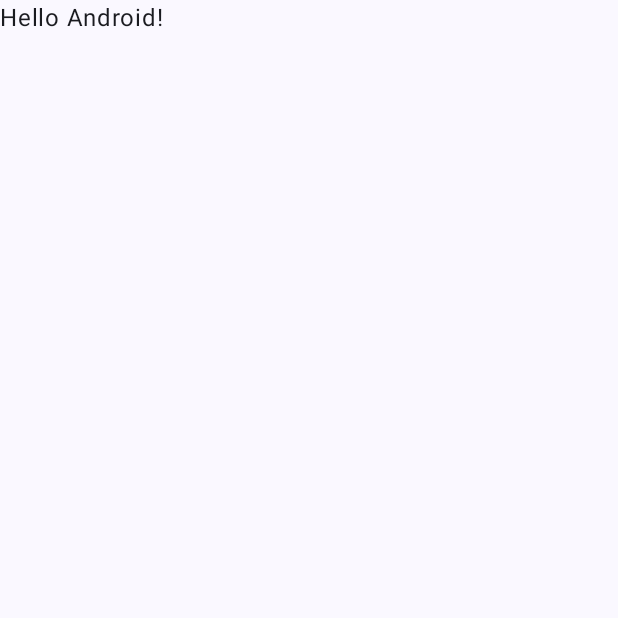
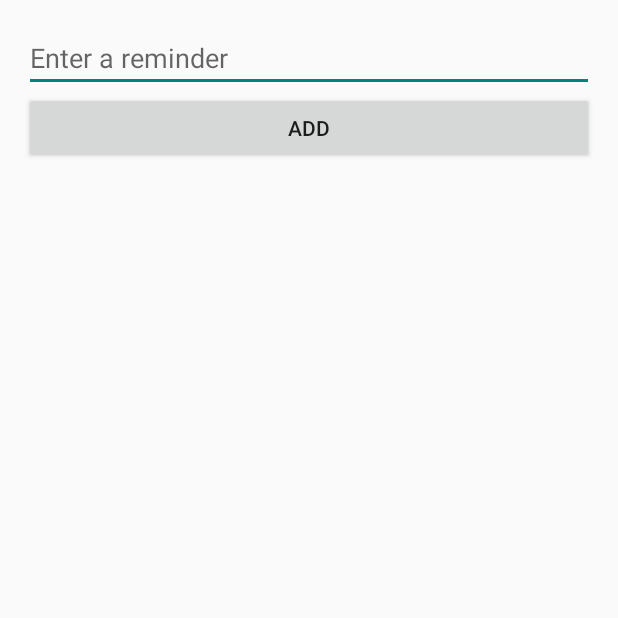
Before and after one commit to tabufellin/curly-octo-fortnight, an Android app built with Jetpack Compose: the screen it shows after launch (MainActivity), on a phone screen of 412 x 824 dp, the top half of it. Before the commit the part shown is almost empty. Run offline under Robolectric (Android 15) with nearby library versions, the phone set to English and light mode, and no system bars.

Commit message:
new changes

```diff
--- a/app/src/main/java/com/example/remindme/MainActivity.kt
+++ b/app/src/main/java/com/example/remindme/MainActivity.kt
@@ -1,46 +1,42 @@
 package com.example.remindme
 
 import android.os.Bundle
+import android.view.View
+import android.widget.Button
+import android.widget.EditText
+import android.widget.TextView
 import androidx.activity.ComponentActivity
-import androidx.activity.compose.setContent
-import androidx.compose.foundation.layout.fillMaxSize
-import androidx.compose.material3.MaterialTheme
-import androidx.compose.material3.Surface
-import androidx.compose.material3.Text
-import androidx.compose.runtime.Composable
-import androidx.compose.ui.Modifier
-import androidx.compose.ui.tooling.preview.Preview
-import com.example.remindme.ui.theme.RemindMeTheme
+import android.widget.GridLayout
+import android.widget.Toast
+import androidx.appcompat.app.AppCompatActivity
+import android.widget.ArrayAdapter
+import kotlinx.android.synthetic.main.activity_main.*
+import android.widget.ListView
 
 class MainActivity : ComponentActivity() {
+
+    private val reminders = ArrayList<String>()
+
     override fun onCreate(savedInstanceState: Bundle?) {
         super.onCreate(savedInstanceState)
-        setContent {
-            RemindMeTheme {
-                // A surface container using the 'background' color from the theme
-                Surface(
-                    modifier = Modifier.fillMaxSize(),
-                    color = MaterialTheme.colorScheme.background
-                ) {
-                    Greeting("Android")
-                }
+
+
+        setContentView(R.layout.activity_main)
+        val listView = findViewById<ListView>(R.id.listView)
+        val editText = findViewById<EditText>(R.id.editText)
+        val addButton = findViewById<Button>(R.id.addButton)
+
+        val adapter = ArrayAdapter(this, android.R.layout.simple_list_item_1, reminders)
+        listView.adapter = adapter
+
+        addButton.setOnClickListener {
+            val reminderText = editText.text.toString()
+            if (reminderText.isNotEmpty()) {
+                reminders.add(reminderText)
+                adapter.notifyDataSetChanged()
+                editText.text.clear()
             }
         }
+
     }
 }
-
-@Composable
-fun Greeting(name: String, modifier: Modifier = Modifier) {
-    Text(
-        text = "Hello $name!",
-        modifier = modifier
-    )
-}
-
-@Preview(showBackground = true)
-@Composable
-fun GreetingPreview() {
-    RemindMeTheme {
-        Greeting("Android")
-    }
-}
--- /dev/null
+++ b/app/src/main/res/layout/activity_main.xml
@@ -0,0 +1,28 @@
+<?xml version="1.0" encoding="utf-8"?>
+<LinearLayout xmlns:android="http://schemas.android.com/apk/res/android"
+    xmlns:app="http://schemas.android.com/apk/res-auto"
+    xmlns:tools="http://schemas.android.com/tools"
+    android:layout_width="match_parent"
+    android:layout_height="match_parent"
+    android:orientation="vertical"
+    android:padding="16dp"
+    tools:context=".MainActivity">
+
+    <EditText
+        android:id="@+id/editText"
+        android:layout_width="match_parent"
+        android:layout_height="wrap_content"
+        android:hint="Enter a reminder" />
+
+    <Button
+        android:id="@+id/addButton"
+        android:layout_width="match_parent"
+        android:layout_height="wrap_content"
+        android:text="Add" />
+
+    <ListView
+        android:id="@+id/listView"
+        android:layout_width="match_parent"
+        android:layout_height="0dp"
+        android:layout_weight="1" />
+</LinearLayout>
```
Also changed, not shown: app/build.gradle (+11 -1 lines), app/src/main/java/com/example/remindme/Reminder.kt (added, +7 -0 lines), app/src/main/java/com/example/remindme/ReminderAdapter.kt (added, +29 -0 lines), app/src/main/res/layout/item_reminder.xml (added, +43 -0 lines).
